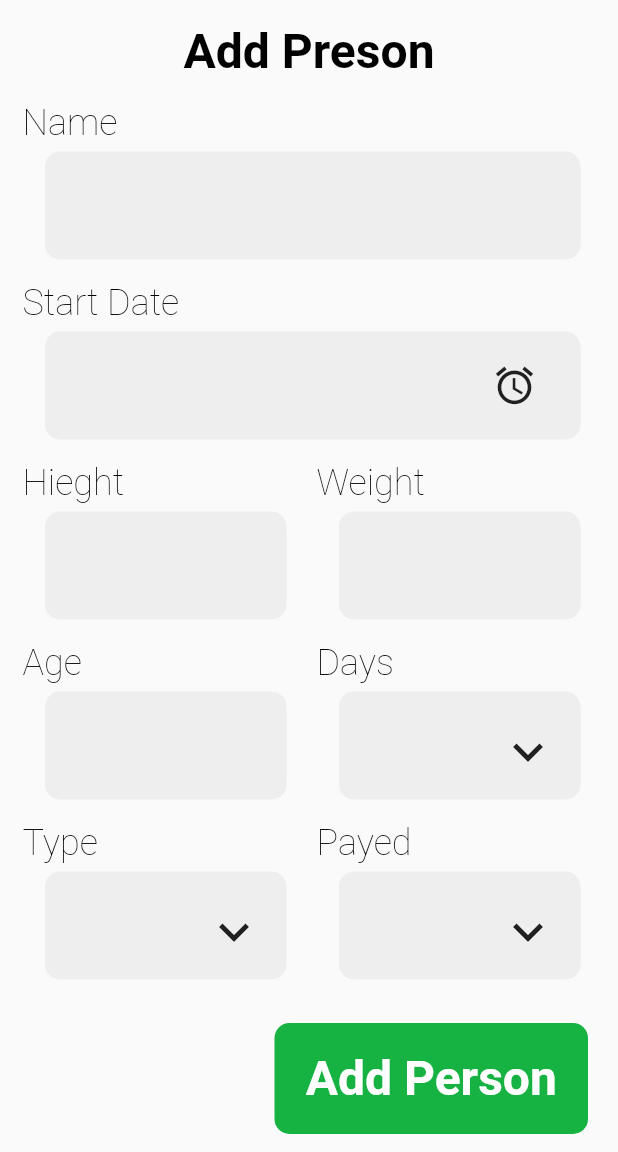
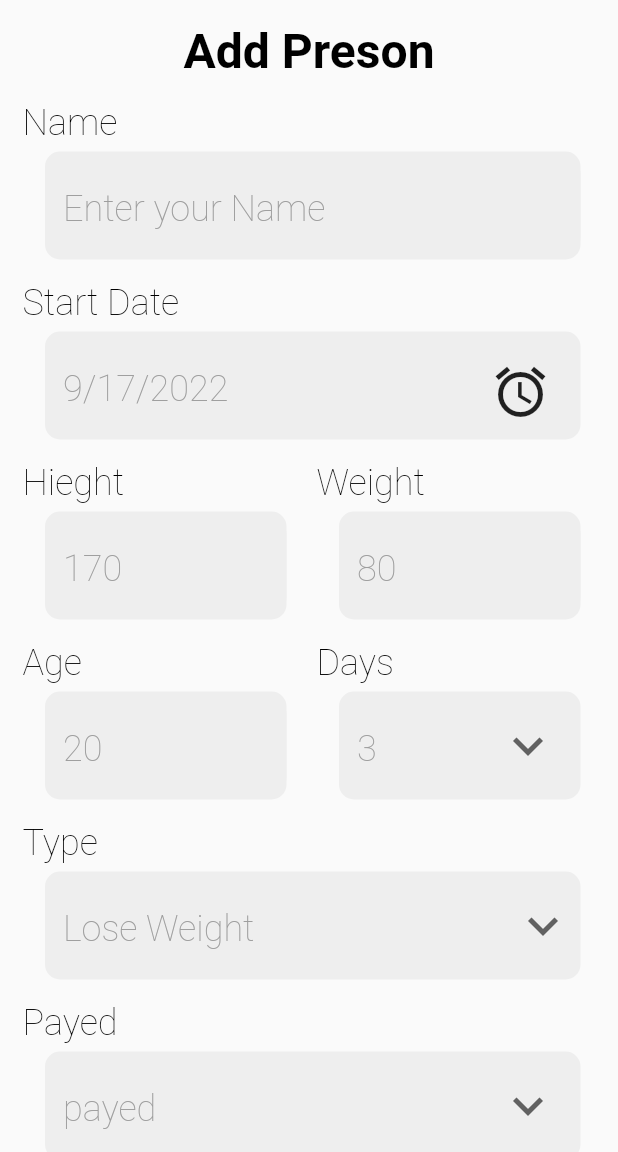
Before and after one commit to Ahmedkhattab21/gym_buiss, a Flutter app: the AddPerson screen opened by its route, on a phone screen of 412 x 824 dp, the part 84-1236 px from its top. Run offline on Flutter 3.47's test engine with Material 2 defaults, Android fonts, the phone set to English and light mode, and no system bars; our stand-ins replace font_awesome_flutter, sqflite; accounts and stored records are empty.

Commit message:
data committtt

```diff
--- a/lib/view/screens/AddPerson.dart
+++ b/lib/view/screens/AddPerson.dart
@@ -3,9 +3,47 @@ import 'package:flutter/material.dart';
 import '../widget/button.dart';
 import '../widget/input.dart';
 
-class AddPerson extends StatelessWidget {
+import 'package:intl/intl.dart';
+
+class AddPerson extends StatefulWidget {
   static const String routeName="/AddPerson";
-  const AddPerson({Key? key}) : super(key: key);
+
+  AddPerson({Key? key}) : super(key: key);
+
+  @override
+  State<AddPerson> createState() => _AddPersonState();
+}
+
+class _AddPersonState extends State<AddPerson> {
+  TextEditingController nameController=TextEditingController();
+
+  TextEditingController heightController=TextEditingController();
+
+  TextEditingController weightController=TextEditingController();
+
+  DateTime selecteedDate=DateTime.now();
+
+  int selectedDayes= 3;
+
+  List<int> daysList=[
+    3,
+    4,
+    6
+  ];
+
+  String selectedType="Lose";
+
+  List<String> typeList=[
+    " Lose",
+    "Over"
+  ];
+
+  String selectedPayed="payed";
+
+  List<String> payed=[
+    "payed",
+    "Not Payed"
+  ];
 
   @override
   Widget build(BuildContext context) {
@@ -32,13 +70,16 @@ class AddPerson extends StatelessWidget {
             ),
             Padding(
               padding: const EdgeInsets.only(top: 15,right: 20),
-              child: Input(txt: "Name",controller:TextEditingController(),),
+              child: Input(txt: "Name",hintTxt: "Enter your Name",controller:nameController,),
             ),
             Padding(
               padding: const EdgeInsets.only(right: 20,top: 15),
-              child: Input(txt: "Start Date",controller:TextEditingController(),widget:Row(
+              child: Input(
+                txt: "Start Date",
+                hintTxt: DateFormat.yMd().format(selecteedDate),
+                widget:Row(
                 children: [
-                IconButton(onPressed:(){} ,icon: const Icon(Icons.access_alarm_outlined,size: 30,),focusColor: Colors.black,),
+                IconButton(onPressed:(){} ,icon: const Icon(Icons.access_alarm_outlined,size: 40,),focusColor: Colors.black,),
 
                 const SizedBox(width: 20,),
               ],),),
@@ -48,8 +89,8 @@ class AddPerson extends StatelessWidget {
               child: Row(
                 mainAxisAlignment: MainAxisAlignment.spaceAround,
                 children: [
-                  Expanded(child: Input(txt: "Hieght",controller:TextEditingController(),),),
-                  Expanded(child: Input(txt: "Weight",controller:TextEditingController(),),),
+                  Expanded(child: Input(txt: "Hieght",hintTxt: "170",controller:heightController,),),
+                  Expanded(child: Input(txt: "Weight",hintTxt: "80",controller:weightController,),),
                 ],
               ),
             ),
@@ -58,11 +99,26 @@ class AddPerson extends StatelessWidget {
               child: Row(
                 mainAxisAlignment: MainAxisAlignment.spaceAround,
                 children: [
-                  Expanded(child: Input(txt: "Age",controller:TextEditingController(),),),
-                  Expanded(child: Input(txt: "Days",controller:TextEditingController(),widget: Row(
+                  Expanded(child: Input(txt: "Age",hintTxt: "20",),),
+                  Expanded(child: Input(txt: "Days",hintTxt: selectedDayes.toString(),widget: Row(
                     children: [
-                      IconButton(onPressed: (){},icon:const Icon(Icons.keyboard_arrow_down,size: 40,),),
+                      DropdownButton(
+                          items: daysList.map((e) =>DropdownMenuItem(
+                              value: e.toString(),
+                              child: Text(e.toString(),style: Theme.of(context).textTheme.headline2,))).toList(),
+                          onChanged: (String? x){
+                          setState(() {
+                            selectedDayes=int.parse(x!);
+                          });
+                          },
+                          icon:const Icon(Icons.keyboard_arrow_down),
+                        iconSize: 40,
+                        underline: Container(),
+                        elevation: 1,
+                        borderRadius: BorderRadius.circular(20),
+                      ),
                       const SizedBox(width: 15,),
+
                     ],
                   ),),),
                 ],
@@ -70,23 +126,50 @@ class AddPerson extends StatelessWidget {
             ),
             Padding(
               padding: const EdgeInsets.only(right: 20,top: 15),
-              child: Row(
-                mainAxisAlignment: MainAxisAlignment.spaceAround,
+              child: Input(txt: "Type",hintTxt:selectedType + " Weight",
+                widget: Row(
                 children: [
-                  Expanded(child: Input(txt: "Type",controller:TextEditingController(),widget: Row(
-                    children: [
-                      IconButton(onPressed: (){},icon:const Icon(Icons.keyboard_arrow_down,size: 40,),),
-                      const SizedBox(width: 15,),
-                    ],
-                  ),),),
-                  Expanded(child: Input(txt: "Payed",controller:TextEditingController(),widget: Row(
-                    children: [
-                      IconButton(onPressed: (){},icon:const Icon(Icons.keyboard_arrow_down,size: 40,),),
-                      const SizedBox(width: 15,),
-                    ],
-                  ),),),
+                  DropdownButton(
+                    items: typeList.map((e) =>DropdownMenuItem(
+                        value: e,
+                        child: Text(e,style: Theme.of(context).textTheme.headline2,))).toList(),
+                    onChanged: (String? x){
+                      setState(() {
+                        selectedType = x!;
+                      });
+                    },
+                    icon:const Icon(Icons.keyboard_arrow_down),
+                    iconSize: 40,
+                    underline: Container(),
+                    elevation: 1,
+                    borderRadius: BorderRadius.circular(20),
+                  ),
+                  const SizedBox(width: 5,),
                 ],
-              ),
+              ),),
+            ),
+            Padding(
+              padding: const EdgeInsets.only(right: 20,top: 15),
+              child: Input(txt: "Payed",hintTxt:selectedPayed,widget: Row(
+                children: [
+                  DropdownButton(
+                    items: payed.map((e) =>DropdownMenuItem(
+                        value: e.toString(),
+                        child: Text(e.toString(),style: Theme.of(context).textTheme.headline2,))).toList(),
+                    onChanged: (String? x){
+                      setState(() {
+                        selectedPayed = x!;
+                      });
+                    },
+                    icon:const Icon(Icons.keyboard_arrow_down),
+                    iconSize: 40,
+                    underline: Container(),
+                    elevation: 1,
+                    borderRadius: BorderRadius.circular(20),
+                  ),
+                  const SizedBox(width: 15,),
+                ],
+              ),),
             ),
             Padding(
               padding: const EdgeInsets.only(right: 20,top:15,bottom: 45),
@@ -98,6 +181,7 @@ class AddPerson extends StatelessWidget {
                 ],
               ),
             ),
+
           ],
         ),
       ),
--- a/lib/view/screens/Attendance.dart
+++ b/lib/view/screens/Attendance.dart
@@ -19,7 +19,7 @@ class Attendance extends StatelessWidget {
           children: [
             Padding(
               padding: const EdgeInsets.only(bottom: 60,top: 20,right: 20),
-              child: Input(txt: "Daily Attendance",controller: Provider.of<AttendanceProvider>(context,listen: false).controller,widget: const SizedBox(width: 30,),),
+              child: Input(txt: "Daily Attendance",hintTxt: "Enter your Number",controller: Provider.of<AttendanceProvider>(context,listen: false).controller,),
             ),
             Padding(
               padding: EdgeInsets.all(20),
@@ -30,12 +30,12 @@ class Attendance extends StatelessWidget {
                     child: Button(fun: (){
                       Provider.of<AttendanceProvider>(context,listen: false).addAttendanceToDatabase();
                       }
-                    , wid: 177, hei: 99, cir: 20, color: const Color.fromRGBO(22, 178, 66, 1), text:"Add"),
+                    , wid: 177, hei: 89, cir: 20, color: const Color.fromRGBO(22, 178, 66, 1), text:"Add"),
                   ),
-                 const SizedBox(width: 15,),
+                 const SizedBox(width: 35,),
                   Expanded(
                     child: Button(fun: (){}
-                        , wid: 177, hei: 99, cir: 20, color: const Color.fromRGBO(22, 178, 66, 1), text:"Pay"),
+                        , wid: 177, hei: 89, cir: 20, color: const Color.fromRGBO(22, 178, 66, 1), text:"Pay"),
                   ),
                 ],
               ),
--- a/lib/view/widget/input.dart
+++ b/lib/view/widget/input.dart
@@ -2,9 +2,10 @@ import 'package:flutter/material.dart';
 
 class Input extends StatelessWidget {
   String txt;
+  String hintTxt;
   TextEditingController? controller;
   Widget? widget;
- Input({required this.txt,this.controller,this.widget});
+ Input({required this.txt,required this.hintTxt,this.controller,this.widget});
   @override
   Widget build(BuildContext context) {
     return Container(
@@ -24,10 +25,13 @@ class Input extends StatelessWidget {
                 children: [
                   Expanded(
                     child: TextFormField(
+                      readOnly: widget !=null ? true:false,
                       cursorColor: Colors.black45,
                       style: Theme.of(context).textTheme.headline1,
                       controller: controller,
                       decoration: InputDecoration(
+                        hintText: hintTxt,
+                        hintStyle: Theme.of(context).textTheme.headline2!.copyWith(color:Colors.grey ),
                         fillColor:const  Color.fromRGBO(238, 238, 238, 1),
                         filled: true,
                         enabledBorder: UnderlineInputBorder(
--- a/pubspec.yaml
+++ b/pubspec.yaml
@@ -37,6 +37,7 @@ dependencies:
   sqflite: ^2.0.3+1
   font_awesome_flutter: ^10.2.1
   provider: ^6.0.3
+  intl: ^0.17.0
 
 
 dev_dependencies:
```
Also changed, not shown: pubspec.lock.
